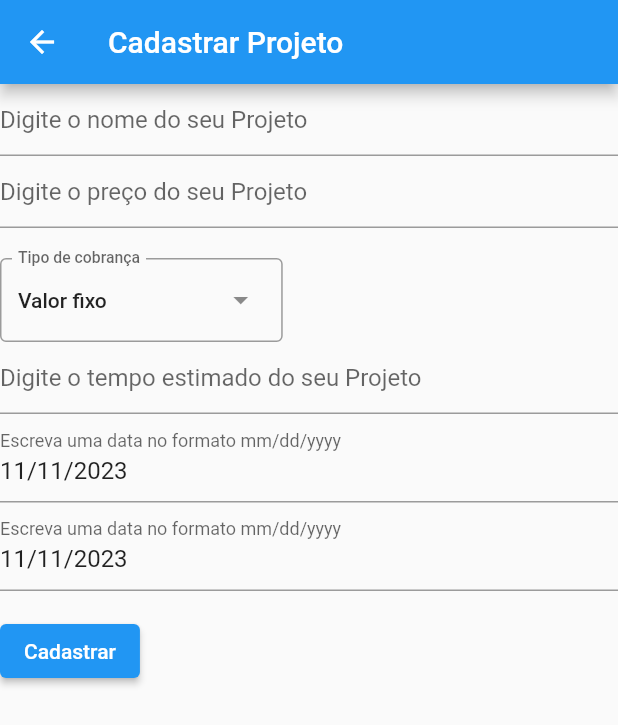
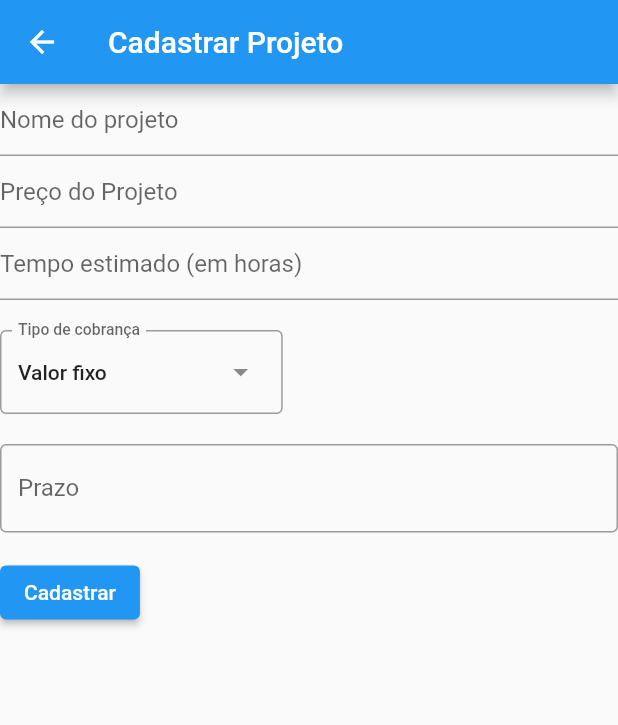
Before and after one commit to diegoufba/Time-Tracker, a Flutter app: the screen it shows after launch, after a tap on "Adicionar Projeto", on a phone screen of 412 x 824 dp. Shown: the top 725 px of the screen. Run offline on Flutter 3.47's test engine with Material 2 defaults, Android fonts, the phone set to English and light mode, and no system bars; our stand-ins replace flutter_riverpod.

Commit message:
add date time pick to forms

```diff
--- a/time_tracker/lib/main.dart
+++ b/time_tracker/lib/main.dart
@@ -3,6 +3,7 @@ import 'package:time_tracker/model/project.dart';
 import 'package:time_tracker/model/task.dart';
 import 'package:time_tracker/screens/projects.dart';
 import 'package:flutter_riverpod/flutter_riverpod.dart';
+import 'package:flutter_localizations/flutter_localizations.dart';
 
 void main() => runApp(const ProviderScope(child: MyApp()));
 
@@ -28,6 +29,12 @@ class MyApp extends ConsumerWidget {
 
     return MaterialApp(
       title: "Time Tracker",
+      localizationsDelegates: const [
+        GlobalMaterialLocalizations.delegate,
+        GlobalWidgetsLocalizations.delegate,
+        GlobalCupertinoLocalizations.delegate
+      ],
+      supportedLocales: const [Locale('pt', 'BR')],
       home: Scaffold(
           appBar: AppBar(
             title: const Text("Meus Projetos"),
--- a/time_tracker/lib/screens/projectForm.dart
+++ b/time_tracker/lib/screens/projectForm.dart
@@ -1,5 +1,6 @@
 import 'package:flutter/material.dart';
 import 'package:flutter_riverpod/flutter_riverpod.dart';
+import 'package:intl/intl.dart';
 import 'package:time_tracker/main.dart';
 import 'package:time_tracker/model/project.dart';
 
@@ -8,6 +9,7 @@ class ProjectForm extends ConsumerWidget {
 
   @override
   Widget build(BuildContext context, WidgetRef ref) {
+    final intitialDateController = TextEditingController();
     final GlobalKey<FormState> formKey = GlobalKey<FormState>();
     String projectName = "";
     double priceProject = 0;
@@ -16,6 +18,7 @@ class ProjectForm extends ConsumerWidget {
     double estimatedTimeProject = 0;
     bool projectHourlyRated = false;
     List<String> chargeOptions = ["Valor fixo", "Por hora"];
+    DateTime timeNow = DateTime.now();
 
     return Scaffold(
         appBar: AppBar(title: const Text('Cadastrar Projeto')),
@@ -26,7 +29,7 @@ class ProjectForm extends ConsumerWidget {
             children: <Widget>[
               TextFormField(
                 decoration: const InputDecoration(
-                  hintText: 'Digite o nome do seu Projeto',
+                  hintText: 'Nome do projeto',
                 ),
                 validator: (String? value) {
                   if (value == null || value.isEmpty) {
@@ -38,7 +41,7 @@ class ProjectForm extends ConsumerWidget {
               ),
               TextFormField(
                 decoration: const InputDecoration(
-                  hintText: 'Digite o preço do seu Projeto',
+                  hintText: 'Preço do Projeto',
                 ),
                 keyboardType: TextInputType.number,
                 validator: (value) {
@@ -50,6 +53,23 @@ class ProjectForm extends ConsumerWidget {
                     return 'Por favor, digite um preço válido';
                   }
                   priceProject = aux;
+                  return null;
+                },
+              ),
+              TextFormField(
+                decoration: const InputDecoration(
+                  hintText: 'Tempo estimado (em horas)',
+                ),
+                keyboardType: TextInputType.number,
+                validator: (value) {
+                  if (value == null || value.isEmpty) {
+                    return 'Por favor, digite um tempo ';
+                  }
+                  double? aux = double.tryParse(value);
+                  if (aux == null || aux <= 0) {
+                    return 'Por favor, digite um tempo válido';
+                  }
+                  estimatedTimeProject = aux;
                   return null;
                 },
               ),
@@ -67,45 +87,31 @@ class ProjectForm extends ConsumerWidget {
                     return DropdownMenuEntry<String>(
                         value: value, label: value);
                   }).toList()),
+              const SizedBox(height: 20),
               TextFormField(
+                controller: intitialDateController,
                 decoration: const InputDecoration(
-                  hintText: 'Digite o tempo estimado do seu Projeto',
+                  border: OutlineInputBorder(),
+                  labelText: 'Prazo',
                 ),
-                keyboardType: TextInputType.number,
-                validator: (value) {
-                  if (value == null || value.isEmpty) {
-                    return 'Por favor, digite um tempo ';
+                readOnly: true,
+                onTap: () async {
+                  DateTime? newDate = await showDatePicker(
+                      context: context,
+                      initialDate: timeNow,
+                      firstDate: timeNow,
+                      cancelText: "Cancelar",
+                      helpText: "Escolha o prazo",
+                      errorFormatText: "Formato inválido",
+                      errorInvalidText: "Texto inválido",
+                      locale: const Locale('pt', 'BR'),
+                      lastDate: DateTime(timeNow.year + 10));
+                  if (newDate != null) {
+                    String formattedDate =
+                        DateFormat('dd/MM/yyyy').format(newDate);
+                    deliveryDateProject = newDate;
+                    intitialDateController.text = formattedDate;
                   }
-                  double? aux = double.tryParse(value);
-                  if (aux == null || aux <= 0) {
-                    return 'Por favor, digite um tempo válido';
-                  }
-                  estimatedTimeProject = aux;
-                  return null;
-                },
-              ),
-              InputDatePickerFormField(
-                errorFormatText: "Digite um formato válido",
-                errorInvalidText: "Digie uma data entre 2019 e 2025",
-                fieldHintText: "Escreva uma data no formato mm/dd/yyyy",
-                fieldLabelText: "Escreva uma data no formato mm/dd/yyyy",
-                firstDate: DateTime(DateTime.now().year - 1000),
-                lastDate: DateTime(DateTime.now().year + 1000),
-                initialDate: deliveryDateProject,
-                onDateSubmitted: (date) {
-                  deliveryDateProject = date;
-                },
-              ),
-              InputDatePickerFormField(
-                errorFormatText: "Digite um formato válido",
-                errorInvalidText: "Digie uma data entre 2019 e 2025",
-                fieldHintText: "Escreva uma data no formato mm/dd/yyyy",
-                fieldLabelText: "Escreva uma data no formato mm/dd/yyyy",
-                firstDate: DateTime(DateTime.now().year - 1000),
-                lastDate: DateTime(DateTime.now().year + 1000),
-                initialDate: deadlineDateProject,
-                onDateSubmitted: (date) {
-                  deadlineDateProject = date;
                 },
               ),
               Padding(
--- a/time_tracker/pubspec.yaml
+++ b/time_tracker/pubspec.yaml
@@ -30,7 +30,8 @@ environment:
 dependencies:
   flutter:
     sdk: flutter
-
+  flutter_localizations:
+    sdk: flutter
 
   # The following adds the Cupertino Icons font to your application.
   # Use with the CupertinoIcons class for iOS style icons.
```
Also changed, not shown: time_tracker/lib/screens/taskForm.dart (+111 -5 lines), time_tracker/pubspec.lock, 1 other file.
